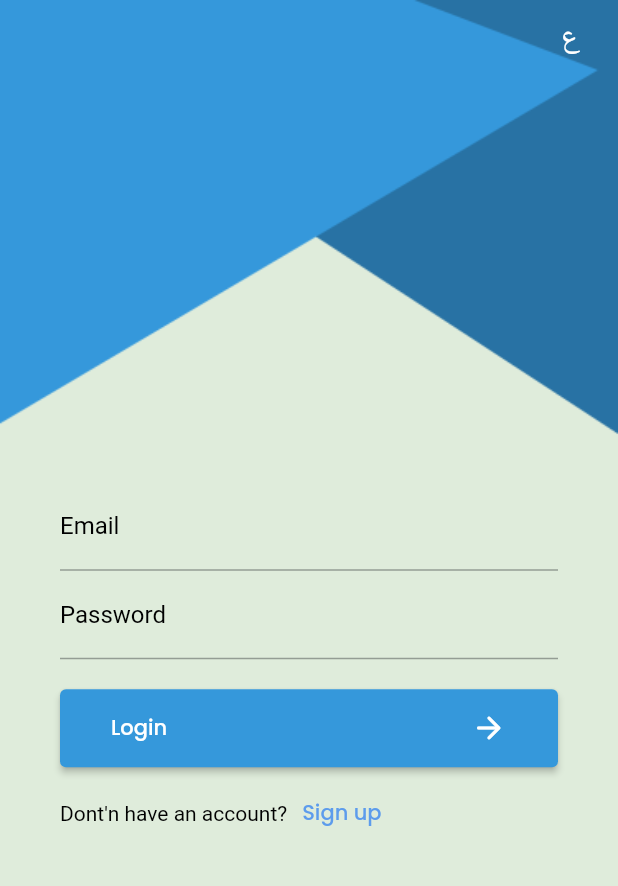
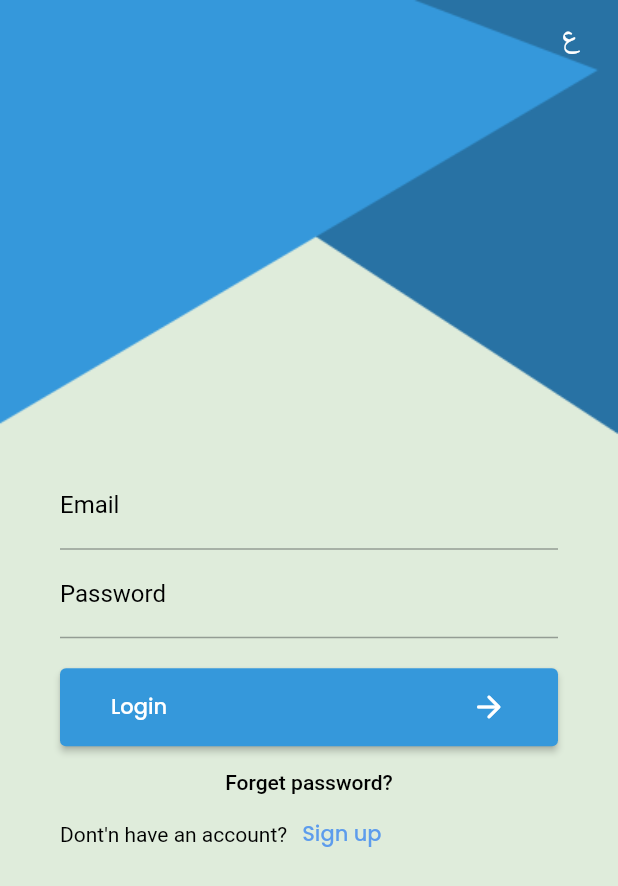
Before and after one commit to MohamedMhmoud89/ToDo, a Flutter app: the screen it shows after launch, on a phone screen of 412 x 824 dp. Shown: the top 886 px of the screen. Run offline on Flutter 3.47's test engine with Material 3 defaults, Android fonts, the light colour scheme and no system bars; our stand-ins replace calendar_timeline, cloud_firestore, firebase_auth, firebase_core, flutter_slidable, google_fonts and 1 more; missing offline and left inert: cloud_firestore_platform_interface; accounts and stored records are empty; generated files the repository leaves out were written again.

Commit message:
reset password

```diff
--- a/lib/l10n/app_en.arb
+++ b/lib/l10n/app_en.arb
@@ -34,5 +34,10 @@
   "yes": "Yes",
   "no": "No",
   "deleteTask": "Are you sure you want to delete the task?",
-  "doneTask": "Done!"
+  "doneTask": "Done!",
+  "wait": "Please wait....",
+  "ok": "ok",
+  "reset": "Reset password",
+  "forget": "Forget password?",
+  "sucsend": "Check your mail to reset password"
 }
--- a/lib/main.dart
+++ b/lib/main.dart
@@ -1,5 +1,7 @@
 import 'package:firebase_core/firebase_core.dart';
 import 'package:flutter/material.dart';
+import 'package:flutter_gen/gen_l10n/app_localizations.dart';
+import 'package:flutter_localizations/flutter_localizations.dart';
 import 'package:provider/provider.dart';
 import 'package:shared_preferences/shared_preferences.dart';
 import 'package:todo/firebase/firebase_options.dart';
@@ -8,11 +10,10 @@ import 'package:todo/provider/Setting_Provider.dart';
 import 'package:todo/sharedPreferences/SharedPrefs.dart';
 import 'package:todo/ui/edit_task/Edit_Task.dart';
 import 'package:todo/ui/home/Home_Screen.dart';
+import 'package:todo/ui/login/Login_Screen.dart';
 import 'package:todo/ui/register/Register_Screen.dart';
-import 'package:todo/ui/login/Login_Screen.dart';
+import 'package:todo/ui/reset_password/Reset_Password.dart';
 import 'package:todo/ui/splash/Splash_Screen.dart';
-import 'package:flutter_localizations/flutter_localizations.dart';
-import 'package:flutter_gen/gen_l10n/app_localizations.dart';
 import 'package:todo/ui/theme/My_Theme.dart';
 
 void main() async {
@@ -48,7 +49,8 @@ class MyApp extends StatelessWidget {
         RegisterScreen.routeName: (_) => RegisterScreen(),
         LoginScreen.routeName: (_) => LoginScreen(),
         HomeScreen.routeName: (_) => HomeScreen(),
-        EditTask.routeName: (_) => EditTask()
+        EditTask.routeName: (_) => EditTask(),
+        ResetPassword.routeName: (_) => ResetPassword()
       },
       initialRoute: SplashScreen.routeName,
       localizationsDelegates: const [
--- a/lib/ui/login/Login_Screen.dart
+++ b/lib/ui/login/Login_Screen.dart
@@ -10,6 +10,7 @@ import 'package:todo/provider/Setting_Provider.dart';
 import 'package:todo/ui/component/Custom_FormField.dart';
 import 'package:todo/ui/home/Home_Screen.dart';
 import 'package:todo/ui/register/Register_Screen.dart';
+import 'package:todo/ui/reset_password/Reset_Password.dart';
 import 'package:todo/utils/Dialog_Utils.dart';
 import 'package:todo/utils/validation_utils.dart';
 
@@ -135,8 +136,19 @@ class _LoginScreenState extends State<LoginScreen> {
                             EdgeInsets.symmetric(horizontal: 34, vertical: 14),
                       ),
                     ),
-                    SizedBox(
-                      height: 20,
+                    TextButton(
+                      onPressed: () {
+                        Navigator.pushNamed(context, ResetPassword.routeName);
+                      },
+                      child: Text(
+                        AppLocalizations.of(context)!.forget,
+                        textAlign: TextAlign.start,
+                        style: TextStyle(
+                            color:
+                                settingProvider.currentTheme == ThemeMode.light
+                                    ? Colors.black
+                                    : Colors.white),
+                      ),
                     ),
                     Row(
                       children: [
```
Also changed, not shown: lib/l10n/app_ar.arb (+6 -1 lines), lib/ui/reset_password/Reset_Password.dart (added, +121 -0 lines).
